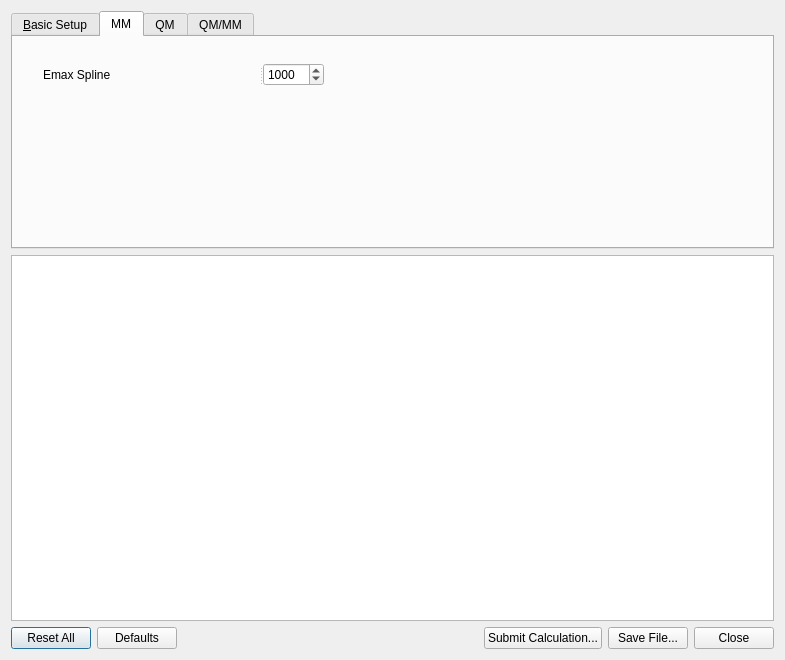
Above: cp2kinput/cp2kinputdialog.ui from svedruziclab/avogadrolibs-cp2k before the change. Below: the same form after it.
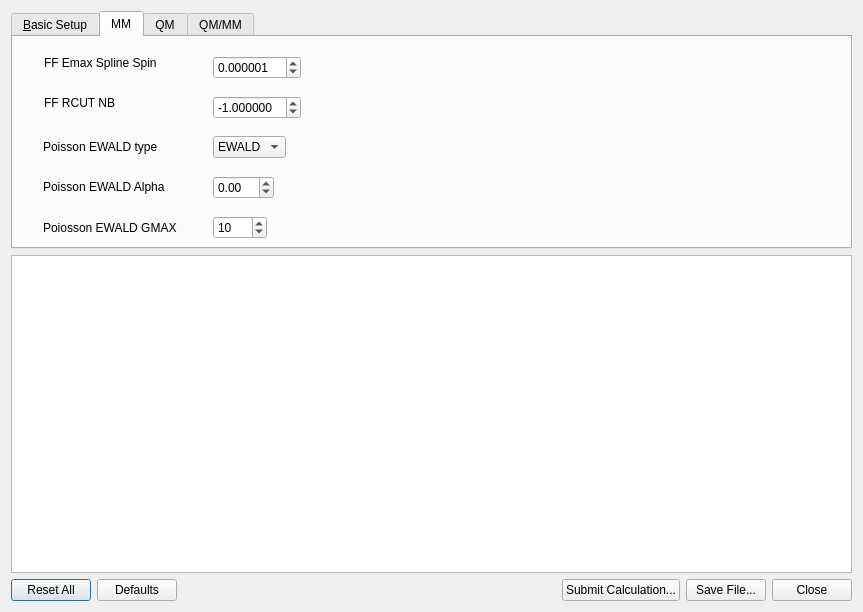
That is the form after the change. The open tabs and pages were chosen to show the change.

Commit message: UI changes in MM tab

```diff
--- a/cp2kinput/cp2kinputdialog.ui
+++ b/cp2kinput/cp2kinputdialog.ui
@@ -6,25 +6,15 @@
    <rect>
     <x>0</x>
     <y>0</y>
-    <width>785</width>
-    <height>660</height>
+    <width>863</width>
+    <height>612</height>
    </rect>
   </property>
   <property name="windowTitle">
    <string>CP2K Input</string>
   </property>
   <layout class="QGridLayout">
-   <item row="3" column="0">
-    <widget class="QTextEdit" name="previewText">
-     <property name="sizePolicy">
-      <sizepolicy hsizetype="Expanding" vsizetype="Expanding">
-       <horstretch>0</horstretch>
-       <verstretch>1</verstretch>
-      </sizepolicy>
-     </property>
-    </widget>
-   </item>
-   <item row="4" column="0">
+   <item row="6" column="0">
     <layout class="QHBoxLayout">
      <item>
       <widget class="QPushButton" name="resetAllButton">
@@ -79,7 +69,17 @@
      </item>
     </layout>
    </item>
-   <item row="2" column="0">
+   <item row="5" column="0">
+    <widget class="QTextEdit" name="previewText">
+     <property name="sizePolicy">
+      <sizepolicy hsizetype="Expanding" vsizetype="Expanding">
+       <horstretch>0</horstretch>
+       <verstretch>1</verstretch>
+      </sizepolicy>
+     </property>
+    </widget>
+   </item>
+   <item row="0" column="0">
     <widget class="QTabWidget" name="modeTab">
      <property name="currentIndex">
       <number>0</number>
@@ -314,51 +314,277 @@
       <attribute name="title">
        <string>MM</string>
       </attribute>
-      <widget class="QSplitter" name="splitter">
+      <widget class="QLabel" name="label_11">
        <property name="geometry">
         <rect>
          <x>30</x>
-         <y>20</y>
-         <width>541</width>
-         <height>35</height>
+         <y>130</y>
+         <width>172</width>
+         <height>39</height>
         </rect>
        </property>
-       <property name="orientation">
-        <enum>Qt::Horizontal</enum>
+       <property name="text">
+        <string>Poisson EWALD Alpha</string>
        </property>
-       <widget class="QLabel" name="label_7">
-        <property name="text">
-         <string>Emax Spline</string>
-        </property>
-       </widget>
-       <widget class="QWidget" name="horizontalLayoutWidget">
-        <layout class="QHBoxLayout" name="horizontalLayout_2">
-         <item>
-          <widget class="QSpinBox" name="emaxSplineSpin">
-           <property name="maximum">
-            <number>99999</number>
+      </widget>
+      <widget class="QLabel" name="label_7">
+       <property name="geometry">
+        <rect>
+         <x>30</x>
+         <y>90</y>
+         <width>172</width>
+         <height>39</height>
+        </rect>
+       </property>
+       <property name="text">
+        <string>Poisson EWALD type</string>
+       </property>
+      </widget>
+      <widget class="QLabel" name="label_10">
+       <property name="geometry">
+        <rect>
+         <x>31</x>
+         <y>50</y>
+         <width>171</width>
+         <height>31</height>
+        </rect>
+       </property>
+       <property name="text">
+        <string>FF RCUT NB</string>
+       </property>
+      </widget>
+      <widget class="QLabel" name="emaxSplieSpin">
+       <property name="geometry">
+        <rect>
+         <x>31</x>
+         <y>10</y>
+         <width>171</width>
+         <height>31</height>
+        </rect>
+       </property>
+       <property name="text">
+        <string>FF Emax Spline Spin</string>
+       </property>
+      </widget>
+      <widget class="QWidget" name="horizontalLayoutWidget_2">
+       <property name="geometry">
+        <rect>
+         <x>200</x>
+         <y>50</y>
+         <width>391</width>
+         <height>41</height>
+        </rect>
+       </property>
+       <layout class="QHBoxLayout" name="horizontalLayout_5">
+        <item>
+         <widget class="QDoubleSpinBox" name="rcutnbSplineSpin">
+          <property name="decimals">
+           <number>6</number>
+          </property>
+          <property name="minimum">
+           <double>-99.000000000000000</double>
+          </property>
+          <property name="value">
+           <double>-1.000000000000000</double>
+          </property>
+         </widget>
+        </item>
+        <item>
+         <spacer name="horizontalSpacer_4">
+          <property name="orientation">
+           <enum>Qt::Horizontal</enum>
+          </property>
+          <property name="sizeHint" stdset="0">
+           <size>
+            <width>40</width>
+            <height>20</height>
+           </size>
+          </property>
+         </spacer>
+        </item>
+       </layout>
+      </widget>
+      <widget class="QWidget" name="horizontalLayoutWidget_4">
+       <property name="geometry">
+        <rect>
+         <x>200</x>
+         <y>130</y>
+         <width>391</width>
+         <height>41</height>
+        </rect>
+       </property>
+       <layout class="QHBoxLayout" name="horizontalLayout_8">
+        <item>
+         <widget class="QDoubleSpinBox" name="ewaldalphaSpin">
+          <property name="minimum">
+           <double>-99.000000000000000</double>
+          </property>
+         </widget>
+        </item>
+        <item>
+         <spacer name="horizontalSpacer_6">
+          <property name="orientation">
+           <enum>Qt::Horizontal</enum>
+          </property>
+          <property name="sizeHint" stdset="0">
+           <size>
+            <width>40</width>
+            <height>20</height>
+           </size>
+          </property>
+         </spacer>
+        </item>
+       </layout>
+      </widget>
+      <widget class="QWidget" name="horizontalLayoutWidget_3">
+       <property name="geometry">
+        <rect>
+         <x>200</x>
+         <y>90</y>
+         <width>391</width>
+         <height>41</height>
+        </rect>
+       </property>
+       <layout class="QHBoxLayout" name="horizontalLayout_7">
+        <item>
+         <widget class="QComboBox" name="ewaldtypeCombo">
+          <item>
+           <property name="text">
+            <string>EWALD</string>
            </property>
-           <property name="value">
-            <number>1000</number>
+          </item>
+          <item>
+           <property name="text">
+            <string>NONE</string>
            </property>
-          </widget>
-         </item>
-         <item>
-          <spacer name="horizontalSpacer_2">
-           <property name="orientation">
-            <enum>Qt::Horizontal</enum>
+          </item>
+          <item>
+           <property name="text">
+            <string>PME</string>
            </property>
-           <property name="sizeHint" stdset="0">
-            <size>
-             <width>40</width>
-             <height>20</height>
-            </size>
+          </item>
+          <item>
+           <property name="text">
+            <string>SPME</string>
            </property>
-          </spacer>
-         </item>
-        </layout>
-       </widget>
+          </item>
+         </widget>
+        </item>
+        <item>
+         <spacer name="horizontalSpacer_5">
+          <property name="orientation">
+           <enum>Qt::Horizontal</enum>
+          </property>
+          <property name="sizeHint" stdset="0">
+           <size>
+            <width>40</width>
+            <height>20</height>
+           </size>
+          </property>
+         </spacer>
+        </item>
+       </layout>
       </widget>
+      <widget class="QWidget" name="horizontalLayoutWidget">
+       <property name="geometry">
+        <rect>
+         <x>200</x>
+         <y>10</y>
+         <width>391</width>
+         <height>41</height>
+        </rect>
+       </property>
+       <layout class="QHBoxLayout" name="horizontalLayout_6">
+        <item>
+         <widget class="QDoubleSpinBox" name="emaxSpineSpin">
+          <property name="decimals">
+           <number>6</number>
+          </property>
+          <property name="minimum">
+           <double>-99.000000000000000</double>
+          </property>
+          <property name="singleStep">
+           <double>0.000010000000000</double>
+          </property>
+          <property name="value">
+           <double>0.000001000000000</double>
+          </property>
+         </widget>
+        </item>
+        <item>
+         <spacer name="horizontalSpacer_3">
+          <property name="orientation">
+           <enum>Qt::Horizontal</enum>
+          </property>
+          <property name="sizeHint" stdset="0">
+           <size>
+            <width>40</width>
+            <height>20</height>
+           </size>
+          </property>
+         </spacer>
+        </item>
+       </layout>
+      </widget>
+      <widget class="QLabel" name="label_23">
+       <property name="geometry">
+        <rect>
+         <x>30</x>
+         <y>170</y>
+         <width>161</width>
+         <height>41</height>
+        </rect>
+       </property>
+       <property name="text">
+        <string>Poiosson EWALD GMAX</string>
+       </property>
+      </widget>
+      <widget class="QWidget" name="horizontalLayoutWidget_9">
+       <property name="geometry">
+        <rect>
+         <x>200</x>
+         <y>170</y>
+         <width>391</width>
+         <height>41</height>
+        </rect>
+       </property>
+       <layout class="QHBoxLayout" name="horizontalLayout_14">
+        <item>
+         <widget class="QSpinBox" name="ewaldgmaxSpin">
+          <property name="maximum">
+           <number>1000</number>
+          </property>
+          <property name="value">
+           <number>10</number>
+          </property>
+         </widget>
+        </item>
+        <item>
+         <spacer name="horizontalSpacer_7">
+          <property name="orientation">
+           <enum>Qt::Horizontal</enum>
+          </property>
+          <property name="sizeHint" stdset="0">
+           <size>
+            <width>40</width>
+            <height>20</height>
+           </size>
+          </property>
+         </spacer>
+        </item>
+       </layout>
+      </widget>
+      <zorder>label_10</zorder>
+      <zorder>label_11</zorder>
+      <zorder>label_7</zorder>
+      <zorder>label_10</zorder>
+      <zorder>emaxSplieSpin</zorder>
+      <zorder>horizontalLayoutWidget_2</zorder>
+      <zorder>horizontalLayoutWidget_4</zorder>
+      <zorder>horizontalLayoutWidget_3</zorder>
+      <zorder>horizontalLayoutWidget</zorder>
+      <zorder>label_23</zorder>
+      <zorder>horizontalLayoutWidget_9</zorder>
      </widget>
      <widget class="QWidget" name="tab_2">
       <attribute name="title">
```
